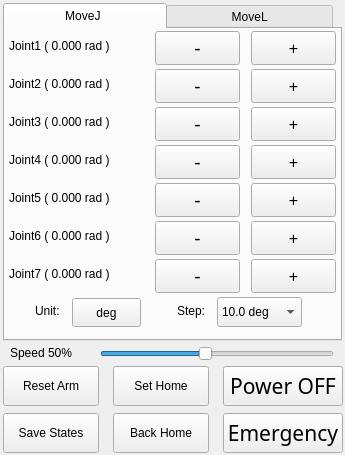
Before: the Qt Designer form mantra_hmi/scripts/mantra_hmi_pro_pyqt5/mantra_hmi_pro.ui in MrRen-sdhm/mantra_robot, drawn with Qt 5.
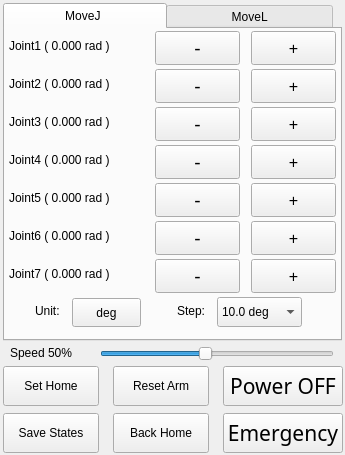
After: the same form once the commit is applied.

The edit to the form file:
```diff
--- a/mantra_hmi/scripts/mantra_hmi_pro_pyqt5/mantra_hmi_pro.ui
+++ b/mantra_hmi/scripts/mantra_hmi_pro_pyqt5/mantra_hmi_pro.ui
@@ -99,7 +99,7 @@
   <widget class="QPushButton" name="resetButton">
    <property name="geometry">
     <rect>
-     <x>3</x>
+     <x>113</x>
      <y>366</y>
      <width>96</width>
      <height>40</height>
@@ -180,7 +180,7 @@
   <widget class="QPushButton" name="setHomeButton">
    <property name="geometry">
     <rect>
-     <x>113</x>
+     <x>3</x>
      <y>366</y>
      <width>96</width>
      <height>40</height>
```
